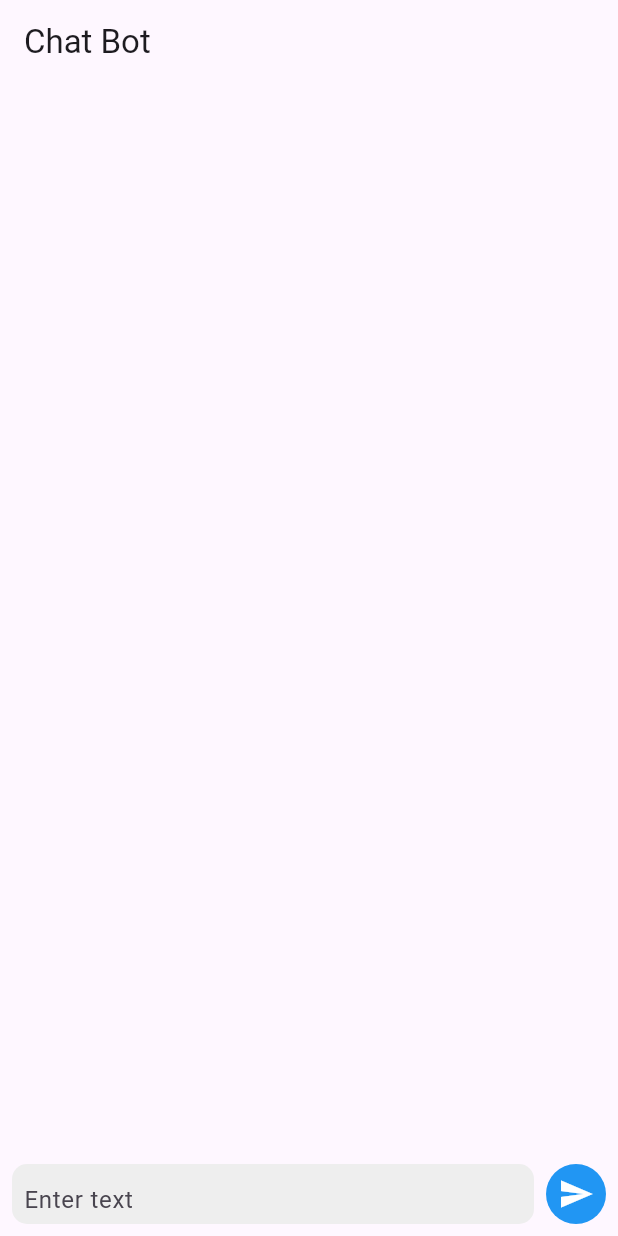
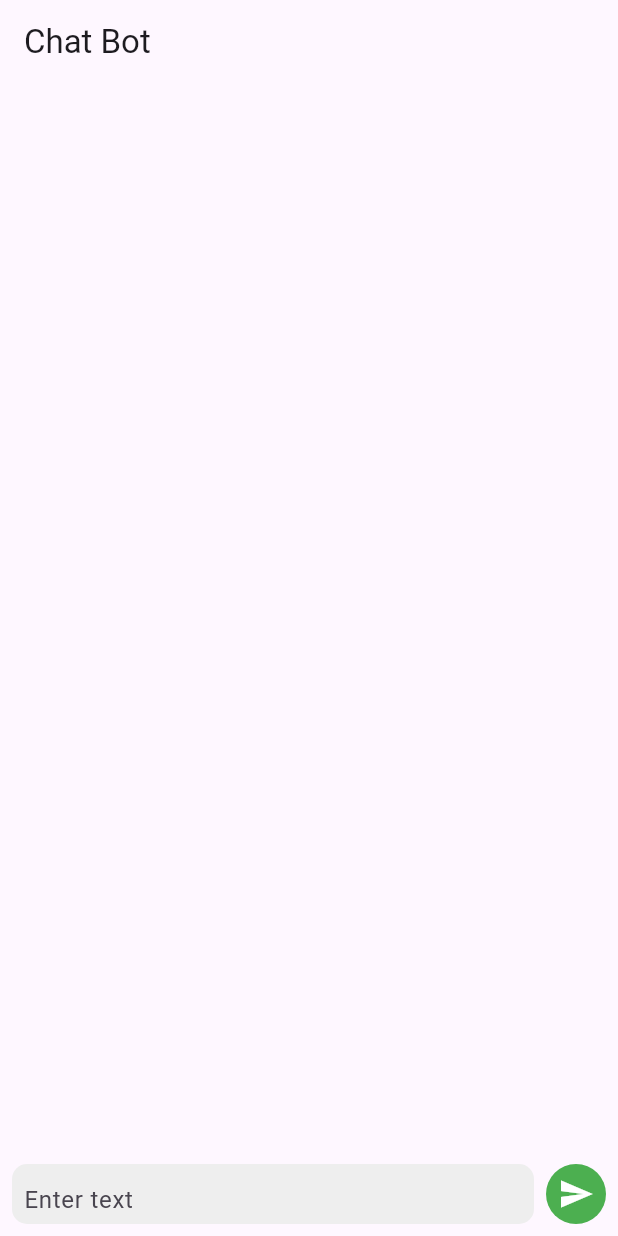
Before and after one commit to Project-School-2226/plant-guard-1.0, a Flutter app: the screen it shows after launch, on a phone screen of 412 x 824 dp. Run offline on Flutter 3.47's test engine with Material 3 defaults, Android fonts, the light colour scheme and no system bars; our stand-ins replace chat_bubbles.

Commit message:
changed chat button to green

```diff
--- a/frontend/lib/chat_page.dart
+++ b/frontend/lib/chat_page.dart
@@ -43,7 +43,7 @@ class _ChatScreenState extends State<ChatScreen> {
           print(res.body);
           setState(() {
             isTyping = false;
-            msgs.insert(0, Message(false, res.body.toString() ));
+            msgs.insert(0, Message(false, res.body.toString()));
           });
           scrollController.animateTo(0.0,
               duration: const Duration(seconds: 1), curve: Curves.easeOut);
@@ -97,7 +97,7 @@ class _ChatScreenState extends State<ChatScreen> {
                               isSender: msgs[index].isSender,
                               color: msgs[index].isSender
                                   ? Colors.blue.shade100
-                                  : Colors.grey.shade200,
+                                  : Colors.green.shade200,
                             ));
                 }),
           ),
@@ -137,7 +137,7 @@ class _ChatScreenState extends State<ChatScreen> {
                   height: 40,
                   width: 40,
                   decoration: BoxDecoration(
-                      color: Colors.blue,
+                      color: Colors.green,
                       borderRadius: BorderRadius.circular(30)),
                   child: const Icon(
                     Icons.send,
```
